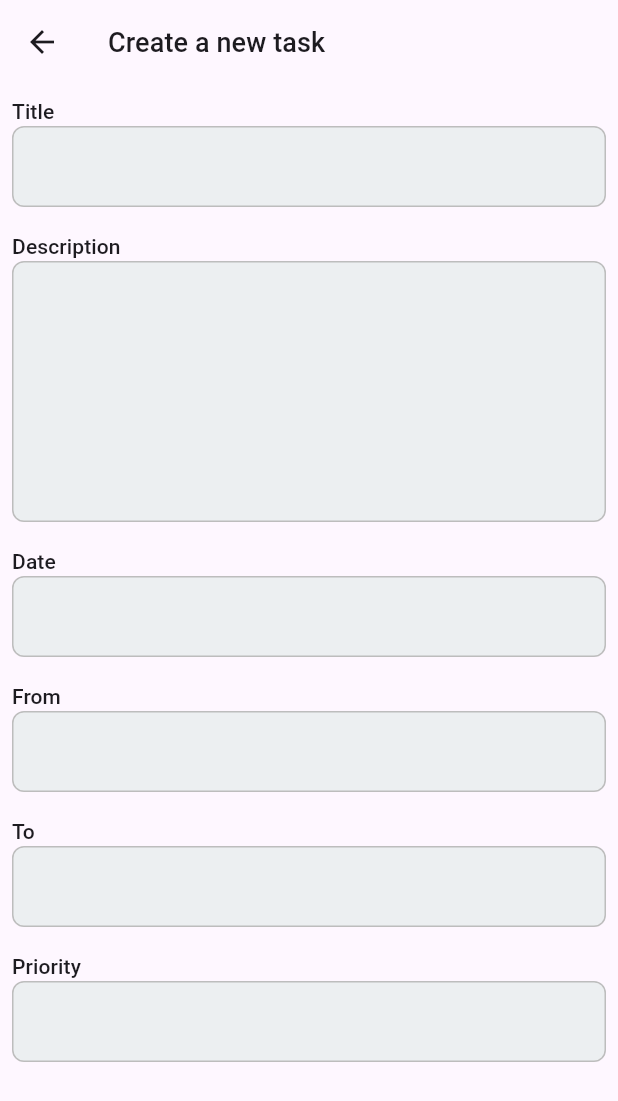
After one commit to dhurgaramasamy/NoteApp, a Flutter app: the screen it shows after launch, after a tap on "Create task", on a phone screen of 412 x 824 dp. The commit adds this screen. Shown: the top 1101 px of the screen. Run offline on Flutter 3.47's test engine with Material 2 defaults, Android fonts, the phone set to English and light mode, and no system bars; our stand-ins replace flutter_svg; Roboto replaces fonts that are missing (Plus Jakarta Sans).

Commit message:
[Dhurga] add. create task screen

```diff
--- a/lib/landing/ui/create_task_button.dart
+++ b/lib/landing/ui/create_task_button.dart
@@ -1,4 +1,5 @@
 import 'package:flutter/material.dart';
+import 'package:note_genie/task/ui/create_task/create_task_screen.dart';
 
 class CreatTaskButton extends StatelessWidget {
   const CreatTaskButton({super.key});
@@ -8,7 +9,13 @@ class CreatTaskButton extends StatelessWidget {
     return Padding(
       padding: const EdgeInsets.only(left: 8, top: 8, right: 8, bottom: 20),
       child: ElevatedButton(
-        onPressed: null,
+        onPressed: () {
+          Navigator.push(
+              context,
+              MaterialPageRoute(
+                builder: (context) => const CreateTaskScreen(),
+              ));
+        },
         style: ButtonStyle(
           backgroundColor: MaterialStateProperty.all<Color>(
             const Color(0xFFFF7360),
--- /dev/null
+++ b/lib/task/ui/create_task/create_task_screen.dart
@@ -0,0 +1,26 @@
+import 'package:flutter/material.dart';
+import 'package:note_genie/task/ui/create_task_content.dart';
+
+class CreateTaskScreen extends StatelessWidget {
+  const CreateTaskScreen({super.key});
+
+  @override
+  Widget build(BuildContext context) {
+    return Scaffold(
+      appBar: AppBar(
+        title: const Text(
+          "Create a new task",
+          textAlign: TextAlign.center,
+          style: TextStyle(
+            fontSize: 18,
+            fontFamily:
+                'Plus Jakarta Sans',
+            fontWeight: FontWeight.w500,
+            letterSpacing: 0.07,
+          ),
+        ),
+      ),
+      body: const CreateTaskContent(),
+    );
+  }
+}
--- /dev/null
+++ b/lib/task/ui/create_task_content.dart
@@ -0,0 +1,84 @@
+import 'package:flutter/cupertino.dart';
+import 'package:flutter/material.dart';
+import 'package:note_genie/ui/styled_textfield.dart';
+
+class CreateTaskContent extends StatelessWidget {
+  const CreateTaskContent({super.key});
+
+  @override
+  Widget build(BuildContext context) {
+    return Padding(
+      padding: const EdgeInsets.all(8.0),
+      child: Column(
+        crossAxisAlignment: CrossAxisAlignment.start,
+        children: [
+          const Text(
+            "Title",
+            style: TextStyle(
+              fontSize: 14,
+              fontFamily: 'Plus Jakarta Sans',
+              fontWeight: FontWeight.w500,
+              letterSpacing: 0.07,
+            ),
+          ),
+          StyledTextField(),
+          const SizedBox(height: 16),
+          const Text(
+            "Description",
+            style: TextStyle(
+              fontSize: 14,
+              fontFamily: 'Plus Jakarta Sans',
+              fontWeight: FontWeight.w500,
+              letterSpacing: 0.07,
+            ),
+          ),
+          StyledTextField(maxLines: 7,),
+          const SizedBox(height: 16),
+          const Text(
+            "Date",
+            style: TextStyle(
+              fontSize: 14,
+              fontFamily: 'Plus Jakarta Sans',
+              fontWeight: FontWeight.w500,
+              letterSpacing: 0.07,
+            ),
+          ),
+          StyledTextField(),
+          const SizedBox(height: 16),
+          const Text(
+            "From",
+            style: TextStyle(
+              fontSize: 14,
+              fontFamily: 'Plus Jakarta Sans',
+              fontWeight: FontWeight.w500,
+              letterSpacing: 0.07,
+            ),
+          ),
+          StyledTextField(),
+          const SizedBox(height: 16),
+          const Text(
+            "To",
+            style: TextStyle(
+              fontSize: 14,
+              fontFamily: 'Plus Jakarta Sans',
+              fontWeight: FontWeight.w500,
+              letterSpacing: 0.07,
+            ),
+          ),
+          StyledTextField(),
+          const SizedBox(height: 16),
+          const Text(
+            "Priority",
+            style: TextStyle(
+              fontSize: 14,
+              fontFamily: 'Plus Jakarta Sans',
+              fontWeight: FontWeight.w500,
+              letterSpacing: 0.07,
+            ),
+          ),
+          StyledTextField(),
+        ],
+      ),
+    );
+  }
+}
--- /dev/null
+++ b/lib/ui/styled_textfield.dart
@@ -0,0 +1,29 @@
+import 'package:flutter/cupertino.dart';
+import 'package:flutter/material.dart';
+
+class StyledTextField extends CupertinoTextField {
+  StyledTextField({
+    Key? key,
+    String? placeholder,
+    TextStyle? placeholderStyle,
+    TextStyle? style,
+    ValueChanged<String>? onChanged,
+    TextEditingController? controller,
+    int maxLines = 1,
+  }) : super(
+          key: key,
+          placeholder: placeholder,
+          placeholderStyle: placeholderStyle,
+          style: style,
+          onChanged: onChanged,
+          controller: controller,
+          padding: const EdgeInsets.all(16),
+          maxLines: maxLines,
+          cursorColor: Colors.black,
+          decoration: BoxDecoration(
+            color: Colors.blueGrey[50],
+            borderRadius: BorderRadius.circular(8.0),
+            border: Border.all(color: Colors.grey.shade400)
+          ),
+        );
+}
```
